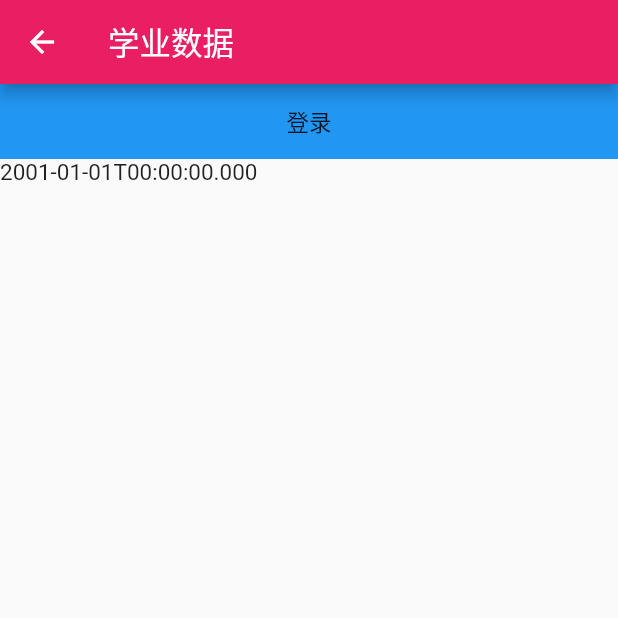
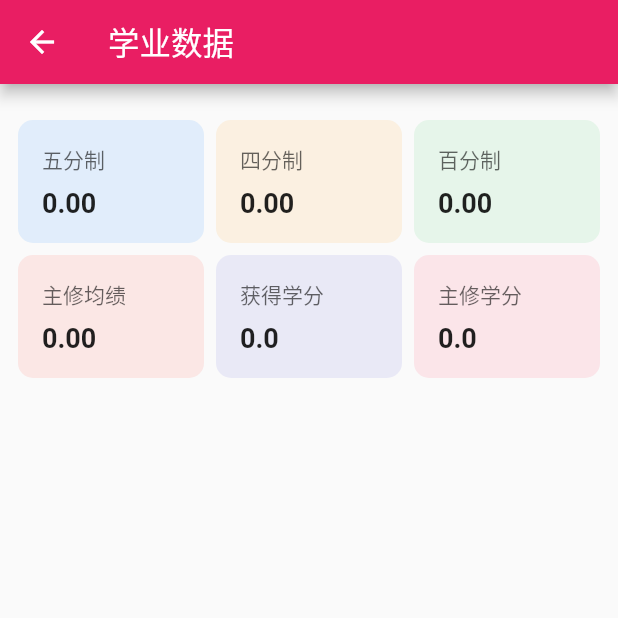
Before and after one commit to Celechron/Celechron, a Flutter app: the ScholarPage screen opened directly, on a phone screen of 412 x 824 dp, the top half of it. Run offline on Flutter 3.47's test engine with Material 2 defaults, Android fonts, the phone set to English and light mode, and no system bars; drawn by our look-alikes of pull_to_refresh; our stand-ins replace flutter_native_timezone, flutter_svg, fluttertoast, get, hive, hive_flutter and 4 more; missing offline and left inert: const_date_time, fast_gbk; accounts and stored records are empty; project files that could hold a hidden picture were left out.

Commit message:
重新加入下拉刷新；新增成绩展示

```diff
--- a/lib/database/database_helper.dart
+++ b/lib/database/database_helper.dart
@@ -64,8 +64,8 @@ class DatabaseHelper {
     return Map<DateTime, DateTime>.from(optionsBox.get(kAllowTime));
   }
 
-  void setAllowTime(Map<DateTime, DateTime> allowTime) {
-    optionsBox.put(kAllowTime, allowTime);
+  Future<void> setAllowTime(Map<DateTime, DateTime> allowTime) async {
+    await optionsBox.put(kAllowTime, allowTime);
   }
 
   // Flow
--- a/lib/main.dart
+++ b/lib/main.dart
@@ -7,7 +7,7 @@ import 'model/user.dart';
 import 'page/flow/flow_view.dart';
 import 'page/task/task_view.dart';
 import 'database/database_helper.dart';
-import 'page/option/option_page.dart';
+import 'page/option/option_view.dart';
 import 'package:hive_flutter/hive_flutter.dart';
 import 'package:intl/date_symbol_data_local.dart';
 import 'package:timezone/timezone.dart' as tz;
@@ -166,7 +166,7 @@ class _MyHomePageState extends State<MyHomePage> {
       FlowPage(),
       TaskPage(),
       ScholarPage(),
-      const OptionPage(),
+      OptionPage(),
     ];
 
     return Offstage(
--- a/lib/page/scholar/scholar_view.dart
+++ b/lib/page/scholar/scholar_view.dart
@@ -1,51 +1,15 @@
+import 'package:celechron/widget/two_line_card.dart';
+import 'package:flutter/cupertino.dart';
 import 'package:flutter/material.dart';
 import 'package:get/get.dart';
-import 'login_page.dart';
+import 'package:pull_to_refresh/pull_to_refresh.dart';
 import 'scholar_controller.dart';
 
 class ScholarPage extends StatelessWidget {
   ScholarPage({super.key});
 
   final _scholarController = Get.put(ScholarController());
-
-  // On the top there is a user info card, which contains the user's student id. If the user is not logged in, it will be a login button. On clicking the login button, it will navigate to the login page.
-  Widget _buildUserInfoCard() {
-    return Column(
-      crossAxisAlignment: CrossAxisAlignment.stretch,
-      children: [
-        Container(
-          height: 100,
-          width: double.infinity,
-          color: Colors.white,
-          child: Center(
-            child: Obx(() => Text(
-                '${_scholarController.user.value.username}\n${_scholarController.user.value.gpa[0].toStringAsFixed(2)}')),
-          ),
-        ),
-        ElevatedButton(
-          onPressed: () {
-            _scholarController.user.update((val) {
-              val!.logout();
-            });
-          },
-          child: const Text('退出登录'),
-        ),
-      ],
-    );
-  }
-
-  Widget _buildLoginButton() {
-    return GestureDetector(
-        onTap: () => Get.to(() => const LoginPage()),
-        child: Container(
-          height: 50,
-          width: double.infinity,
-          color: Colors.blue,
-          child: const Center(
-            child: Text('登录'),
-          ),
-        ));
-  }
+  final _refreshController = RefreshController();
 
   @override
   Widget build(BuildContext context) {
@@ -53,15 +17,84 @@ class ScholarPage extends StatelessWidget {
         appBar: AppBar(
           title: const Text('学业数据'),
         ),
-      body: Column(
-        crossAxisAlignment: CrossAxisAlignment.stretch,
+        body: SmartRefresher(
+          onRefresh: () async {
+            await _scholarController.user.value.refresh();
+            _scholarController.user.refresh();
+            _refreshController.refreshCompleted();
+          },
+          controller: _refreshController,
+          header: WaterDropHeader(),
+          child: ListView(
             children: [
-          Obx(() => _scholarController.user.value.isLogin
-              ? _buildUserInfoCard()
-              : _buildLoginButton()),
-          Obx(() => Text(_scholarController.user.value.lastUpdateTime.toIso8601String())),
+              const SizedBox(height: 24),
+              Row(
+                children: [
+                  const SizedBox(width: 12),
+                  Expanded(
+                    child: Obx(() => TwoLineCard(
+                        title: '五分制',
+                        content: _scholarController.user.value.gpa[0]
+                            .toStringAsFixed(2),
+                        backgroundColor:
+                            CupertinoColors.activeBlue.withOpacity(0.1))),
+                  ),
+                  const SizedBox(width: 8),
+                  Expanded(
+                    child: Obx(() => TwoLineCard(
+                        title: '四分制',
+                        content: _scholarController.user.value.gpa[1]
+                            .toStringAsFixed(2),
+                        backgroundColor:
+                            CupertinoColors.activeOrange.withOpacity(0.1))),
+                  ),
+                  const SizedBox(width: 8),
+                  Expanded(
+                    child: Obx(() => TwoLineCard(
+                        title: '百分制',
+                        content: _scholarController.user.value.gpa[2]
+                            .toStringAsFixed(2),
+                        backgroundColor:
+                            CupertinoColors.activeGreen.withOpacity(0.1))),
+                  ),
+                  const SizedBox(width: 12),
                 ],
               ),
-    );
+              const SizedBox(height: 8),
+              Row(
+                children: [
+                  const SizedBox(width: 12),
+                  Expanded(
+                    child: Obx(() => TwoLineCard(
+                        title: '主修均绩',
+                        content: _scholarController.user.value.majorGpaAndCredit[0]
+                            .toStringAsFixed(2),
+                        backgroundColor:
+                        CupertinoColors.systemRed.withOpacity(0.1))),
+                  ),
+                  const SizedBox(width: 8),
+                  Expanded(
+                    child: Obx(() => TwoLineCard(
+                        title: '获得学分',
+                        content: _scholarController.user.value.credit
+                            .toStringAsFixed(1),
+                        backgroundColor:
+                        CupertinoColors.systemIndigo.withOpacity(0.1))),
+                  ),
+                  const SizedBox(width: 8),
+                  Expanded(
+                    child: Obx(() => TwoLineCard(
+                        title: '主修学分',
+                        content: _scholarController.user.value.majorGpaAndCredit[1]
+                            .toStringAsFixed(1),
+                        backgroundColor:
+                        CupertinoColors.systemPink.withOpacity(0.1))),
+                  ),
+                  const SizedBox(width: 12),
+                ],
+              ),
+            ],
+          ),
+        ));
   }
 }
--- /dev/null
+++ b/lib/widget/two_line_card.dart
@@ -0,0 +1,88 @@
+import 'package:flutter/cupertino.dart';
+
+class TwoLineCard extends StatefulWidget {
+  final String title;
+  final String content;
+  final VoidCallback? onTap;
+  final Color backgroundColor;
+
+  const TwoLineCard({
+    required this.title,
+    required this.content,
+    this.onTap,
+    this.backgroundColor = CupertinoColors.white,
+  });
+
+  @override
+  _TwoLineCardState createState() => _TwoLineCardState();
+}
+
+class _TwoLineCardState extends State<TwoLineCard>
+    with SingleTickerProviderStateMixin {
+  late AnimationController _animationController;
+  late Animation<double> _scaleAnimation;
+
+  @override
+  void initState() {
+    super.initState();
+    _animationController = AnimationController(
+      vsync: this,
+      duration: const Duration(milliseconds: 150),
+      reverseDuration: const Duration(milliseconds: 100),
+    );
+    _scaleAnimation = Tween<double>(begin: 1, end: 0.95).animate(
+      CurvedAnimation(
+        parent: _animationController,
+        curve: Curves.easeOutQuint,
+        reverseCurve: Curves.easeInQuint,
+      ),
+    );
+  }
+
+  @override
+  void dispose() {
+    _animationController.dispose();
+    super.dispose();
+  }
+
+  @override
+  Widget build(BuildContext context) {
+    return GestureDetector(
+      onTapDown: (_) => _animationController.forward(),
+      onTapUp: (_) => _animationController.reverse(),
+      onTapCancel: () => _animationController.reverse(),
+      onTap: widget.onTap,
+      child: ScaleTransition(
+        scale: _scaleAnimation,
+        child: Container(
+          padding: const EdgeInsets.all(16),
+          decoration: BoxDecoration(
+            borderRadius: BorderRadius.circular(10),
+            color: widget.backgroundColor,
+          ),
+          child: Column(
+            crossAxisAlignment: CrossAxisAlignment.start,
+            children: [
+              Text(
+                widget.title,
+                style: const TextStyle(
+                  fontSize: 14,
+                  fontWeight: FontWeight.normal,
+                  color: Color.fromRGBO(0, 0, 0, 0.6)
+                ),
+              ),
+              const SizedBox(height: 8),
+              Text(
+                widget.content,
+                style: const TextStyle(
+                  fontSize: 18,
+                  fontWeight: FontWeight.bold,
+                ),
+              ),
+            ],
+          ),
+        ),
+      ),
+    );
+  }
+}
--- a/pubspec.yaml
+++ b/pubspec.yaml
@@ -34,6 +34,7 @@ dependencies:
   get: any
   vector_graphics: ^1.1.4
   flutter_svg: ^2.0.4
+  pull_to_refresh: any
 
 dependency_overrides:
   intl: ^0.18.0
```
Also changed, not shown: lib/page/option/option_controller.dart (added, +54 -0 lines), lib/page/option/option_view.dart (renamed from lib/page/option/option_page.dart, +47 -21 lines), lib/page/option/login_page.dart (renamed from lib/page/scholar/login_page.dart). Lines whose indentation alone changed are shown as unchanged.
